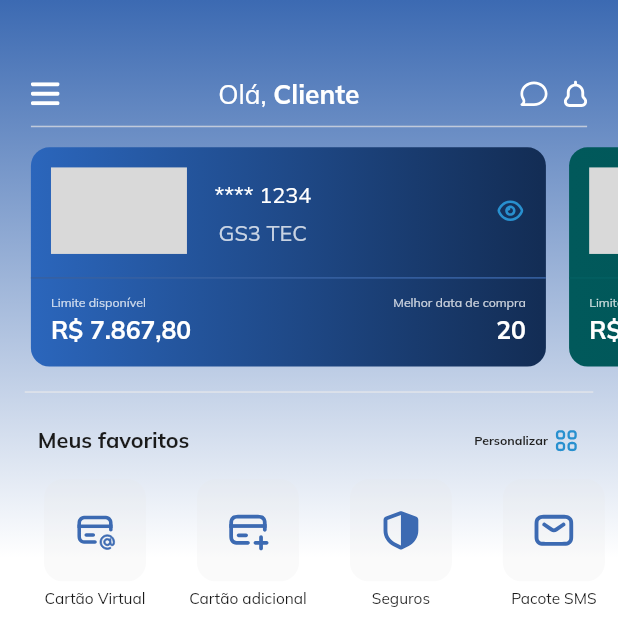
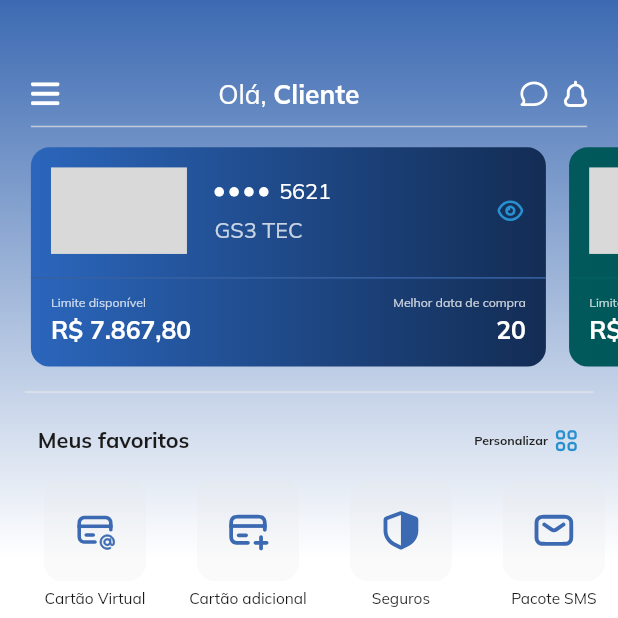
Before and after one commit to Marcoslima016/desafio_gs3, a Flutter app: the screen it shows after launch, on a phone screen of 412 x 824 dp, the top half of it. Run offline on Flutter 3.47's test engine with Material 2 defaults, Android fonts, the phone set to English and light mode, and no system bars; our stand-ins replace flutter_screenutil, flutter_svg, google_fonts.

Commit message:
feat: Açoes BankCard

```diff
--- a/lib/app/modules/home/presentation/widgets/cards_horizontal_list/presentation/cards_horizontal_list.controller.dart
+++ b/lib/app/modules/home/presentation/widgets/cards_horizontal_list/presentation/cards_horizontal_list.controller.dart
@@ -1,16 +1,16 @@
 class CardsHorizontalListController {
   List<BankCardDetails> cardsList = [
     BankCardDetails(
-      cardNumber: "111 222",
+      cardNumber: "12345 5621",
       name: "GS3 TEC",
       limit: 7867.80,
       bestDayToBuy: 20,
     ),
     BankCardDetails(
-      cardNumber: "111 222",
-      name: "GS3 TEC",
-      limit: 7867.80,
-      bestDayToBuy: 20,
+      cardNumber: "12345 1526",
+      name: "GS3 TEC 2",
+      limit: 100.50,
+      bestDayToBuy: 5,
     ),
   ];
 }
@@ -20,6 +20,7 @@ class BankCardDetails {
   final String name;
   final double limit;
   final int bestDayToBuy;
+
   BankCardDetails({
     required this.cardNumber,
     required this.name,
--- a/lib/app/modules/home/presentation/widgets/cards_horizontal_list/presentation/cards_horizontal_list.view.dart
+++ b/lib/app/modules/home/presentation/widgets/cards_horizontal_list/presentation/cards_horizontal_list.view.dart
@@ -35,6 +35,7 @@ class _CardsHorizontalListState extends State<CardsHorizontalList> {
                   index == 0 ? SizedBox(width: 18.w) : Container(),
                   BankCard(
                     index: index,
+                    cardItem: controller.cardsList[index],
                   ),
                   (index + 1) == controller.cardsList.length ? SizedBox(width: 18.w) : Container(),
                 ],
--- a/lib/app/modules/home/presentation/widgets/cards_horizontal_list/presentation/widgets/bank_card.widget.dart
+++ b/lib/app/modules/home/presentation/widgets/cards_horizontal_list/presentation/widgets/bank_card.widget.dart
@@ -3,13 +3,25 @@ import 'package:flutter/material.dart';
 import 'package:flutter_screenutil/flutter_screenutil.dart';
 import 'package:flutter_svg/svg.dart';
 
-class BankCard extends StatelessWidget {
+class BankCard extends StatefulWidget {
   const BankCard({
     super.key,
     required this.index,
+    required this.cardItem,
   });
 
   final int index;
+
+  final BankCardDetails cardItem;
+
+  @override
+  State<BankCard> createState() => _BankCardState();
+}
+
+class _BankCardState extends State<BankCard> {
+  late int index;
+
+  late BankCardDetails cardItem;
 
   static const List<List<Color>> grandientColorsVariations = [
     [Color(0xff2B66BC), Color(0xff132D55)],
@@ -20,6 +32,21 @@ class BankCard extends StatelessWidget {
     Color(0xff3660A1),
     Color.fromARGB(255, 3, 95, 97),
   ];
+
+  bool hidden = true;
+
+  _onTapVisibilityButton() {
+    setState(() {
+      hidden = !hidden;
+    });
+  }
+
+  @override
+  void initState() {
+    index = widget.index;
+    cardItem = widget.cardItem;
+    super.initState();
+  }
 
   @override
   Widget build(BuildContext context) {
@@ -33,8 +60,8 @@ class BankCard extends StatelessWidget {
           end: Alignment.centerRight,
           stops: const [0, 0.99],
           colors: [
-            grandientColorsVariations[index][0],
-            grandientColorsVariations[index][1],
+            grandientColorsVariations[widget.index][0],
+            grandientColorsVariations[widget.index][1],
           ],
         ),
       ),
@@ -63,14 +90,19 @@ class BankCard extends StatelessWidget {
                 Padding(
                   padding: EdgeInsets.only(left: 16.w),
                   child: Column(
+                    crossAxisAlignment: CrossAxisAlignment.start,
                     children: [
-                      AText.bodyMedium(
-                        "**** 1234",
+                      //-- NUMERO --
+                      CardNumberDisplay(
+                        cardNumber: widget.cardItem.cardNumber,
+                        hidden: hidden,
                       ),
+
+                      //-- NOME --
                       Opacity(
                         opacity: 0.76,
                         child: AText.bodyMedium(
-                          "GS3 TEC",
+                          widget.cardItem.name,
                         ),
                       ),
                     ],
@@ -81,13 +113,24 @@ class BankCard extends StatelessWidget {
                   child: Container(),
                 ),
 
-                //--------- BOTAO VER MAIS ---------
+                //----- BOTAO MOSTRAR/ESCONDER -----
 
-                SvgPicture.asset(
-                  "assets/icons/Eye.svg",
-                  color: AppTheme.colors.secondary,
-                  width: 18.w,
-                  fit: BoxFit.fitWidth,
+                InkWell(
+                  onTap: () {
+                    _onTapVisibilityButton();
+                  },
+                  child: hidden
+                      ? SvgPicture.asset(
+                          "assets/icons/Eye.svg",
+                          color: AppTheme.colors.secondary,
+                          width: 18.w,
+                          fit: BoxFit.fitWidth,
+                        )
+                      : Icon(
+                          Icons.visibility_off,
+                          size: 18.w,
+                          color: AppTheme.colors.secondary,
+                        ),
                 ),
               ],
             ),
@@ -99,7 +142,7 @@ class BankCard extends StatelessWidget {
             width: 1.sw,
             height: 1.h,
             margin: EdgeInsets.only(top: 15.h),
-            color: dividerColorsVariations[index],
+            color: dividerColorsVariations[widget.index],
           ),
 
           //
@@ -136,7 +179,7 @@ class BankCard extends StatelessWidget {
                     ),
                     SizedBox(height: 4.sp),
                     AText.bodyLarge(
-                      "R\$ 7.867,80",
+                      "R\$ ${Formatter.moneyFormat(widget.cardItem.limit)}",
                       lineHeight: 1.25,
                     ),
                   ],
@@ -164,7 +207,7 @@ class BankCard extends StatelessWidget {
                     ),
                     SizedBox(height: 4.sp),
                     AText.bodyLarge(
-                      "20",
+                      widget.cardItem.bestDayToBuy.toString(),
                       lineHeight: 1.25,
                     ),
                   ],
@@ -177,3 +220,80 @@ class BankCard extends StatelessWidget {
     );
   }
 }
+
+class CardNumberDisplay extends StatelessWidget {
+  const CardNumberDisplay({
+    super.key,
+    required this.cardNumber,
+    required this.hidden,
+  });
+
+  final String cardNumber;
+
+  final bool hidden;
+
+  @override
+  Widget build(BuildContext context) {
+    String partOfCardNumber = cardNumber.split(" ")[1];
+
+    if (hidden) {
+      return SizedBox(
+        height: 21.sp,
+        child: Row(
+          crossAxisAlignment: CrossAxisAlignment.center,
+          children: [
+            SizedBox(
+              width: 31.59.w,
+              height: 21.sp,
+              child: Row(
+                mainAxisAlignment: MainAxisAlignment.spaceBetween,
+                crossAxisAlignment: CrossAxisAlignment.center,
+                children: [
+                  circle(),
+                  circle(),
+                  circle(),
+                  circle(),
+                ],
+              ),
+            ),
+            SizedBox(width: 6.12.w),
+            SizedBox(
+              height: 21.sp,
+              child: Center(
+                child: AText.bodyMedium(
+                  partOfCardNumber,
+                  lineHeight: 1.25,
+                  align: TextAlign.center,
+                ),
+              ),
+            ),
+          ],
+        ),
+      );
+    } else {
+      return SizedBox(
+        height: 21.sp,
+        child: Center(
+          child: AText.bodyMedium(
+            cardNumber,
+            lineHeight: 1.25,
+            align: TextAlign.center,
+          ),
+        ),
+      );
+    }
+  }
+
+  Widget circle() {
+    return Center(
+      child: Container(
+        width: 6.25.sp,
+        height: 6.25.sp,
+        decoration: const BoxDecoration(
+          color: Colors.white,
+          shape: BoxShape.circle,
+        ),
+      ),
+    );
+  }
+}
--- /dev/null
+++ b/lib/core/utils/formatter.util.dart
@@ -0,0 +1,8 @@
+import 'package:intl/intl.dart';
+
+class Formatter {
+  static String moneyFormat(double value, {bool includePrefixText = true}) {
+    final mask = NumberFormat("###,##0.00", "pt-BR");
+    return mask.format(value);
+  }
+}
--- a/lib/core/utils/utils.imports.dart
+++ b/lib/core/utils/utils.imports.dart
@@ -1 +1,3 @@
 export 'date_tools.util.dart';
+export 'formatter.util.dart';
+export 'utils.imports.dart';
--- a/pubspec.yaml
+++ b/pubspec.yaml
@@ -14,6 +14,7 @@ dependencies:
   flutter_screenutil: 5.6.0
   flutter_svg: 1.0.3
   google_fonts: 3.0.0
+  intl: 0.18.1
 
 dev_dependencies:
   flutter_test:
```
Also changed, not shown: pubspec.lock.
